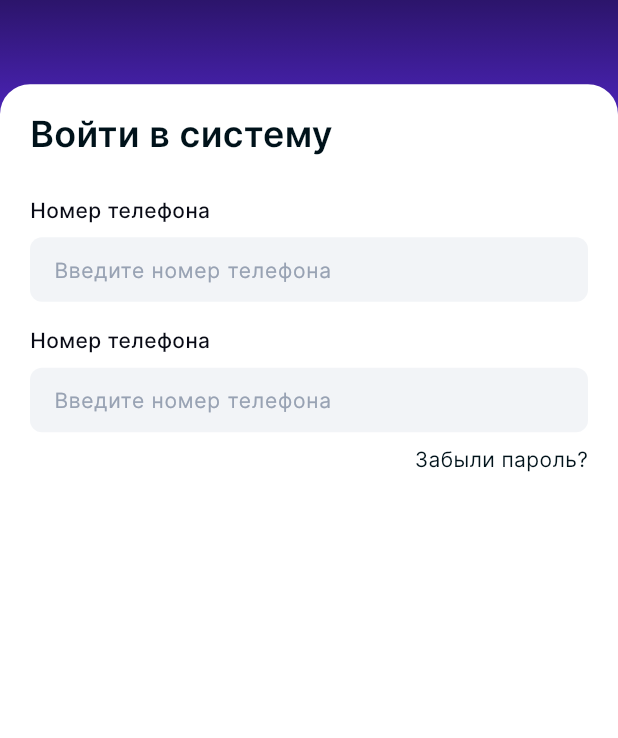
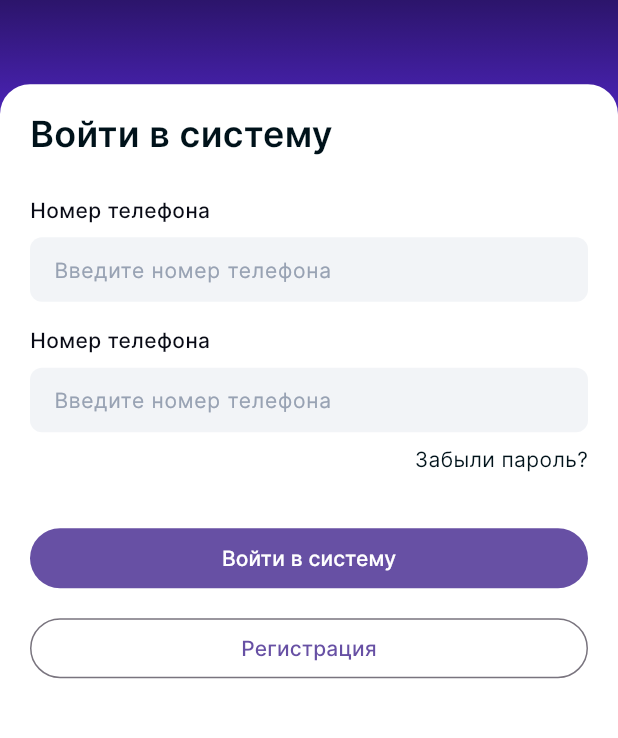
Before and after one commit to MCoDevs-Company/vakilium, a Flutter app: the screen it shows after launch, on a phone screen of 412 x 824 dp, the part 163-901 px from its top. Run offline on Flutter 3.47's test engine with Material 3 defaults, Android fonts, the phone set to English and light mode, and no system bars; our stand-ins replace bloc, equatable, flutter_bloc, flutter_svg, get_it, go_router and 2 more; missing offline and left inert: encrypt, thunder.

Commit message:
feat(auth): add registration screen and routing with localization
- Introduce RegisterScreen with UI for user registration
- Add navigation route for register in router with nested shell routing
- Refactor LoginScreen to stateless and integrate navigation to register screen
- Create AuthShell widget to manage login and register navigation branches
- Add localized strings for register title and user agreement in Russian and Uzbek
- Update localization files and message lookups with new register texts

```diff
--- a/lib/src/common/localization/intl_ru.arb
+++ b/lib/src/common/localization/intl_ru.arb
@@ -8,5 +8,7 @@
   "loginTitle": "Войти в систему",
   "forgotPassword": "Забыли пароль?",
   "phoneNumber": "Номер телефона",
-  "enterPhoneNumber": "Введите номер телефона"
+  "enterPhoneNumber": "Введите номер телефона",
+  "registerTitle": "Регистрация",
+  "registerAgreement": "Регистрируясь, вы соглашаетесь с правилами пользовательского соглашения"
 }
--- a/lib/src/common/localization/intl_uz.arb
+++ b/lib/src/common/localization/intl_uz.arb
@@ -8,5 +8,7 @@
   "loginTitle": "Tizimga kirish",
   "forgotPassword": "Parolni unutdingiz?",
   "phoneNumber": "Telefon raqam",
-  "enterPhoneNumber": "Telefon raqamni kiriting"
+  "enterPhoneNumber": "Telefon raqamni kiriting",
+  "registerTitle": "Ro'yxatdan o'tish",
+  "registerAgreement": "Ro'yxatdan o'tish orqali siz foydalanuvchi kelishuvi qoidalariga rozilik bildirasiz"
 }
--- a/lib/src/common/router/router.dart
+++ b/lib/src/common/router/router.dart
@@ -1,29 +1,51 @@
 import 'package:flutter/material.dart';
 import 'package:go_router/go_router.dart';
 import 'package:vakilium/src/feature/auth/login/screens/login_screen.dart';
+import 'package:vakilium/src/feature/auth/register/screens/register_screen.dart';
+import 'package:vakilium/src/feature/auth/widgets/auth_shell.dart';
 import 'package:vakilium/src/feature/splash/screens/splash_screen.dart';
 
 sealed class Routes {
-  static final GlobalKey<NavigatorState> _navigatorKey = GlobalKey<NavigatorState>();
+  static final GlobalKey<NavigatorState> _rootNavigatorKey = GlobalKey<NavigatorState>();
+  static final GlobalKey<NavigatorState> _loginNavigatorKey = GlobalKey<NavigatorState>(debugLabel: 'loginBranch');
+  static final GlobalKey<NavigatorState> _registerNavigatorKey =
+      GlobalKey<NavigatorState>(debugLabel: 'registerBranch');
 
   static final GoRouter router = GoRouter(
-    navigatorKey: _navigatorKey,
+    navigatorKey: _rootNavigatorKey,
     initialLocation: splash,
     routes: [
       GoRoute(path: splash, name: splash, builder: (context, state) => const SplashScreen()),
-      GoRoute(
-        path: login,
-        name: login,
-        pageBuilder: (context, state) => CustomTransitionPage(
-          transitionDuration: Durations.extralong2,
-          child: const LoginScreen(),
-          transitionsBuilder: (context, animation, secondaryAnimation, child) =>
-              FadeTransition(opacity: animation, child: child),
-        ),
+      StatefulShellRoute.indexedStack(
+        parentNavigatorKey: _rootNavigatorKey,
+        builder: (context, state, navigationShell) => AuthShell(child: navigationShell),
+        branches: [
+          StatefulShellBranch(
+            navigatorKey: _loginNavigatorKey,
+            routes: [
+              GoRoute(
+                path: login,
+                name: login,
+                builder: (context, state) => const LoginScreen(),
+              ),
+            ],
+          ),
+          StatefulShellBranch(
+            navigatorKey: _registerNavigatorKey,
+            routes: [
+              GoRoute(
+                path: register,
+                name: register,
+                builder: (context, state) => const RegisterScreen(),
+              ),
+            ],
+          ),
+        ],
       ),
     ],
   );
 
   static const String splash = '/';
   static const String login = '/login';
+  static const String register = '/register';
 }
--- a/lib/src/feature/auth/login/screens/login_screen.dart
+++ b/lib/src/feature/auth/login/screens/login_screen.dart
@@ -1,31 +1,16 @@
 import 'package:flutter/material.dart';
+import 'package:go_router/go_router.dart';
 import 'package:vakilium/src/common/extension/context_extension.dart';
+import 'package:vakilium/src/common/router/router.dart';
 import 'package:vakilium/src/common/util/dimension.dart';
 import 'package:vakilium/src/common/widgets/app_text_field.dart';
-import 'package:vakilium/src/feature/auth/widgets/auth_top_widget.dart';
 
-class LoginScreen extends StatefulWidget {
+class LoginScreen extends StatelessWidget {
   const LoginScreen({super.key});
 
   @override
-  State<LoginScreen> createState() => _LoginScreenState();
-}
-
-class _LoginScreenState extends State<LoginScreen> {
-  @override
-  Widget build(BuildContext context) => Scaffold(
-    body: LayoutBuilder(
-      builder: (context, constraints) => Stack(
-        children: [
-          AuthTopWidget(maxHeight: constraints.maxHeight),
-          Align(
-            alignment: Alignment.bottomCenter,
-            child: DecoratedBox(
-              decoration: BoxDecoration(borderRadius: Dimension.rTop20, color: context.color.white),
-              child: SizedBox.fromSize(
-                size: Size.fromHeight(constraints.maxHeight * 0.8),
-                child: Padding(
-                  padding: Dimension.pV16H20,
+  Widget build(BuildContext context) => SingleChildScrollView(
+        physics: const BouncingScrollPhysics(),
         child: Column(
           crossAxisAlignment: CrossAxisAlignment.stretch,
           children: [
@@ -41,14 +26,17 @@ class _LoginScreenState extends State<LoginScreen> {
                 children: [Text(context.l10n.forgotPassword, style: context.textTheme.interW400s14)],
               ),
             ),
-                    ],
+            Dimension.hBox32,
+            FilledButton(
+              onPressed: () {},
+              child: Text(context.l10n.loginTitle),
             ),
-                ),
-              ),
-            ),
+            Dimension.hBox12,
+            OutlinedButton(
+              onPressed: () => context.go(Routes.register),
+              child: Text(context.l10n.registerTitle),
             ),
           ],
         ),
-    ),
       );
 }
--- /dev/null
+++ b/lib/src/feature/auth/repositories/auth_repository.dart
@@ -0,0 +1,4 @@
+abstract class AuthRepository {
+  Future<void> login(String phoneNumber, String password);
+  Future<void> register(String phoneNumber, String password);
+}
--- /dev/null
+++ b/lib/src/feature/auth/widgets/auth_shell.dart
@@ -0,0 +1,38 @@
+import 'package:flutter/material.dart';
+import 'package:vakilium/src/common/extension/context_extension.dart';
+import 'package:vakilium/src/common/util/dimension.dart';
+import 'package:vakilium/src/feature/auth/widgets/auth_top_widget.dart';
+
+/// Hosts the shared purple header and rounded white content container.
+class AuthShell extends StatelessWidget {
+  const AuthShell({required this.child, super.key});
+
+  final Widget child;
+
+  @override
+  Widget build(BuildContext context) => Scaffold(
+        body: LayoutBuilder(
+          builder: (context, constraints) => Stack(
+            children: [
+              AuthTopWidget(maxHeight: constraints.maxHeight),
+              Align(
+                alignment: Alignment.bottomCenter,
+                child: DecoratedBox(
+                  decoration: BoxDecoration(
+                    borderRadius: Dimension.rTop20,
+                    color: context.color.white,
+                  ),
+                  child: SizedBox(
+                    height: constraints.maxHeight * 0.8,
+                    child: Padding(
+                      padding: Dimension.pV16H20,
+                      child: child,
+                    ),
+                  ),
+                ),
+              ),
+            ],
+          ),
+        ),
+      );
+}
```
Also changed, not shown: lib/src/common/models/status.dart (added, +36 -0 lines), lib/src/feature/auth/bloc/auth_bloc.dart (added, +31 -0 lines), lib/src/feature/auth/bloc/auth_event.dart (added, +13 -0 lines), lib/src/feature/auth/bloc/auth_state.dart (added, +12 -0 lines), lib/src/feature/auth/models/login_request_model.dart (added, +11 -0 lines), lib/src/feature/auth/register/screens/register_screen.dart (+40 -0 lines), lib/src/feature/auth/repositories/auth_repository_impl.dart (added, +16 -0 lines), lib/src/common/localization/generated/intl/messages_ru.dart, lib/src/common/localization/generated/intl/messages_uz.dart, lib/src/common/localization/generated/l10n.dart. Lines whose indentation alone changed are shown as unchanged.
